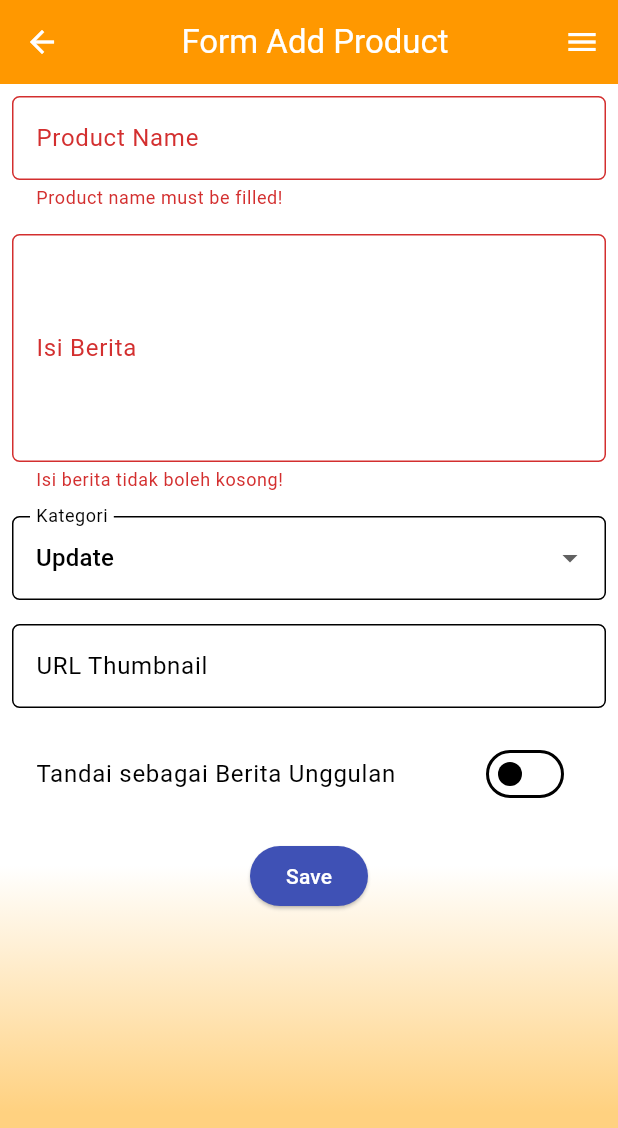
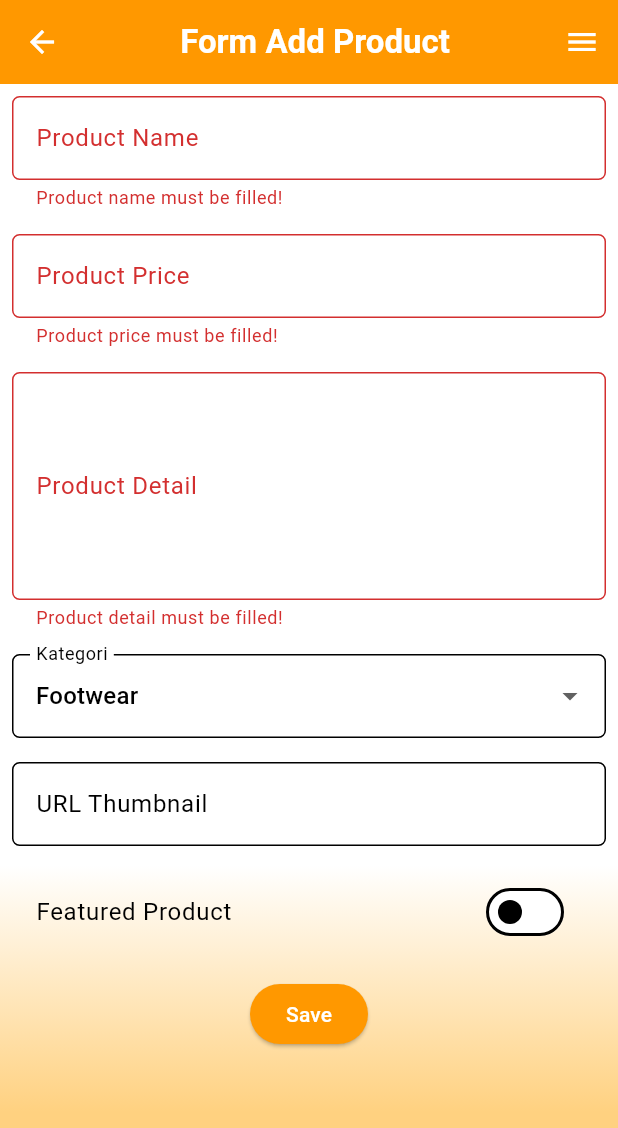
Before and after one commit to Rekkin99/ozon-sportswear-mobile, a Flutter app: the ProductFormPage screen opened directly, after a tap on "Save", on a phone screen of 412 x 824 dp. Shown: the top 1128 px of the screen. Run offline on Flutter 3.47's test engine with Material 3 defaults, Android fonts, the phone set to English and light mode, and no system bars.

Commit message:
Added Create Product Page

```diff
--- a/lib/screens/product_form.dart
+++ b/lib/screens/product_form.dart
@@ -11,17 +11,17 @@ class ProductFormPage extends StatefulWidget {
 class _ProductFormPageState extends State<ProductFormPage> {
   final _formKey = GlobalKey<FormState>();
   String _title = "";
+  int _price = 0;
   String _content = "";
-  String _category = "update"; // default
+  String _category = "footwear"; // default
   String _thumbnail = "";
   bool _isFeatured = false; // default
   final List<String> _categories = [
-    'transfer',
-    'update',
-    'exclusive',
-    'match',
-    'rumor',
-    'analysis',
+    'footwear',
+    'jersey',
+    'ball',
+    'bottle',
+    'accessory',
   ];
 
   @override
@@ -41,6 +41,7 @@ class _ProductFormPageState extends State<ProductFormPage> {
           title: const Center(
             child: Text(
               'Form Add Product',
+              style: TextStyle(fontWeight: FontWeight.bold),
             ),
           ),
           backgroundColor: Theme.of(context).colorScheme.primary,
@@ -77,14 +78,43 @@ class _ProductFormPageState extends State<ProductFormPage> {
                     },
                   ),
                 ),
+                // === Price ===
+                Padding(
+                  padding: const EdgeInsets.all(8.0),
+                  child: TextFormField(
+                    decoration: InputDecoration(
+                      hintText: "Product Price",
+                      labelText: "Product Price",
+                      border: OutlineInputBorder(
+                        borderRadius: BorderRadius.circular(5.0),
+                      ),
+                    ),
+                    onChanged: (String? value) {
+                      setState(() {
+                        _price = int.tryParse(value ?? '') ?? 0;
+                      });
+                    },
+                    validator: (String? value) {
+                      if (value == null || value.isEmpty) {
+                        return "Product price must be filled!";
+                      }
+                      final parsed = int.tryParse(value);
+                      if (parsed == null || parsed <= 0) {
+                        return "Product price is not valid!";
+                      }
+                      return null;
+                    },
+                  ),
+                ),
+
                 // === Content ===
                 Padding(
                   padding: const EdgeInsets.all(8.0),
                   child: TextFormField(
                     maxLines: 5,
                     decoration: InputDecoration(
-                      hintText: "Isi Berita",
-                      labelText: "Isi Berita",
+                      hintText: "Product Detail",
+                      labelText: "Product Detail",
                       border: OutlineInputBorder(
                         borderRadius: BorderRadius.circular(5.0),
                       ),
@@ -96,7 +126,7 @@ class _ProductFormPageState extends State<ProductFormPage> {
                     },
                     validator: (String? value) {
                       if (value == null || value.isEmpty) {
-                        return "Isi berita tidak boleh kosong!";
+                        return "Product detail must be filled!";
                       }
                       return null;
                     },
@@ -152,7 +182,7 @@ class _ProductFormPageState extends State<ProductFormPage> {
                 Padding(
                   padding: const EdgeInsets.all(8.0),
                   child: SwitchListTile(
-                    title: const Text("Tandai sebagai Berita Unggulan"),
+                    title: const Text("Featured Product"),
                     value: _isFeatured,
                     onChanged: (bool value) {
                       setState(() {
@@ -168,7 +198,7 @@ class _ProductFormPageState extends State<ProductFormPage> {
                     padding: const EdgeInsets.all(8.0),
                     child: ElevatedButton(
                       style: ButtonStyle(
-                        backgroundColor: MaterialStateProperty.all(Colors.indigo),
+                        backgroundColor: MaterialStateProperty.all(Colors.orange[500]),
                       ),
                       onPressed: () {
                         if (_formKey.currentState!.validate()) {
@@ -176,17 +206,18 @@ class _ProductFormPageState extends State<ProductFormPage> {
                             context: context,
                             builder: (context) {
                               return AlertDialog(
-                                title: const Text('Berita berhasil disimpan!'),
+                                title: const Text('Product is saved!'),
                                 content: SingleChildScrollView(
                                   child: Column(
                                     crossAxisAlignment: CrossAxisAlignment.start,
                                     children: [
-                                      Text('Judul: $_title'),
-                                      Text('Isi: $_content'),
-                                      Text('Kategori: $_category'),
+                                      Text('Name: $_title'),
+                                      Text('Price: $_price'),
+                                      Text('Desription: $_content'),
+                                      Text('Category: $_category'),
                                       Text('Thumbnail: $_thumbnail'),
                                       Text(
-                                          'Unggulan: ${_isFeatured ? "Ya" : "Tidak"}'
+                                          'Featured: ${_isFeatured ? "Yes" : "No"}'
                                       ),
                                     ],
                                   ),
--- a/lib/widgets/item_card.dart
+++ b/lib/widgets/item_card.dart
@@ -1,4 +1,5 @@
 import 'package:flutter/material.dart';
+import 'package:ozon_sportwears/screens/product_form.dart';
 
 // Item Home Page
 class ItemHomePage {
@@ -32,6 +33,18 @@ class ItemCard extends StatelessWidget{
             ..showSnackBar(
                 SnackBar(content: Text("Kamu telah menekan tombol ${item.name}!"),)
             );
+
+          if (item.name == "Create Product") {
+            Navigator.push(
+                context,
+                MaterialPageRoute(
+                  builder: (context) => ProductFormPage(),
+                ));
+          } else if (item.name == "All Products"){
+
+          } else if (item.name == "My Products"){
+
+          }
         },
 
         // Container untuk menyimpan Text dan Icon
```
Also changed, not shown: 1 other file.
